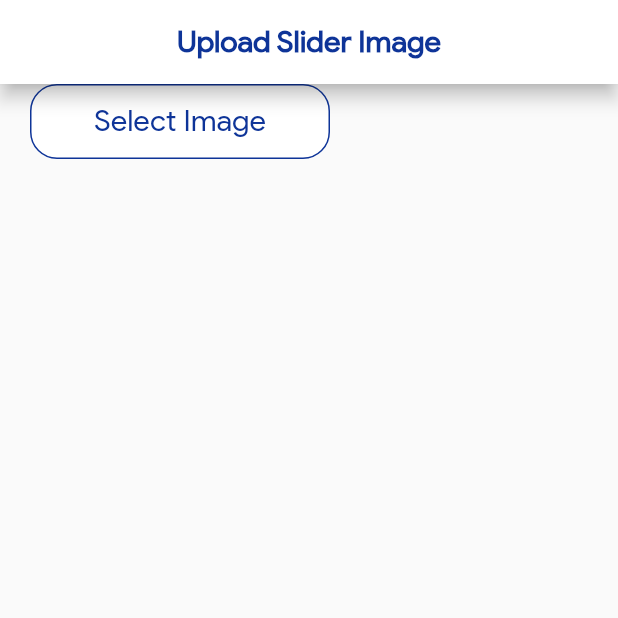
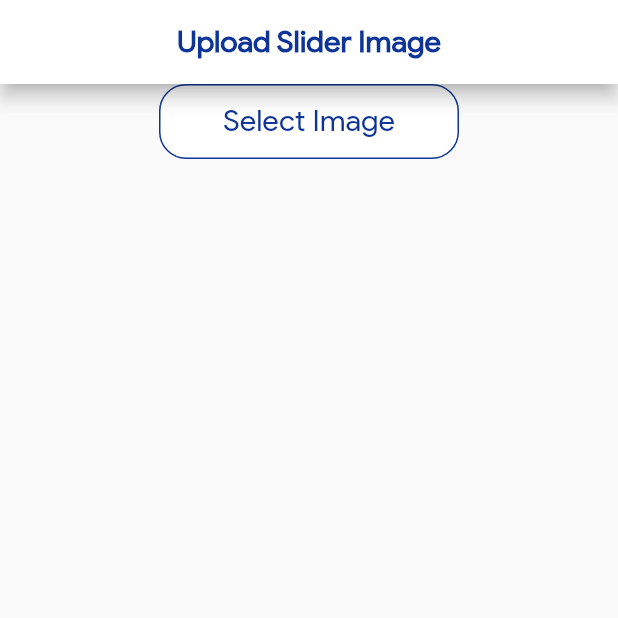
Before and after one commit to henryadebayo/Stea_app, a Flutter app: the screen it shows after launch, on a phone screen of 412 x 824 dp, the top half of it. Run offline on Flutter 3.47's test engine with Material 2 defaults, Android fonts, the phone set to English and light mode, and no system bars; our stand-ins replace carousel_slider, font_awesome_flutter, image_picker.

Commit message:
working branch

```diff
--- a/lib/data/uploadImage.dart
+++ b/lib/data/uploadImage.dart
@@ -37,11 +37,16 @@ class _UploadImageState extends State<UploadImage> {
         child: Column(
           children:
           [
+            Container(),
+            Center(
+              child: RoundWhiteButton(
+                onTap:(){
 
-            RoundWhiteButton(
-              label: "Select Image",
-              height: 50.0,
-              width:200.0,
+                },
+                label: "Select Image",
+                height: 50.0,
+                width:200.0,
+              ),
             ),
           ]
         ),
--- a/lib/widgets/buton.dart
+++ b/lib/widgets/buton.dart
@@ -64,7 +64,9 @@ class RoundWhiteButton extends StatelessWidget {
   String label;
   double height;
   double width;
-  RoundWhiteButton({@required this.label, this.height, this.width});
+  Function onTap;
+
+  RoundWhiteButton({@required this.label, this.height, this.width, this.onTap});
   @override
   Widget build(BuildContext context){
 return Container(
```
